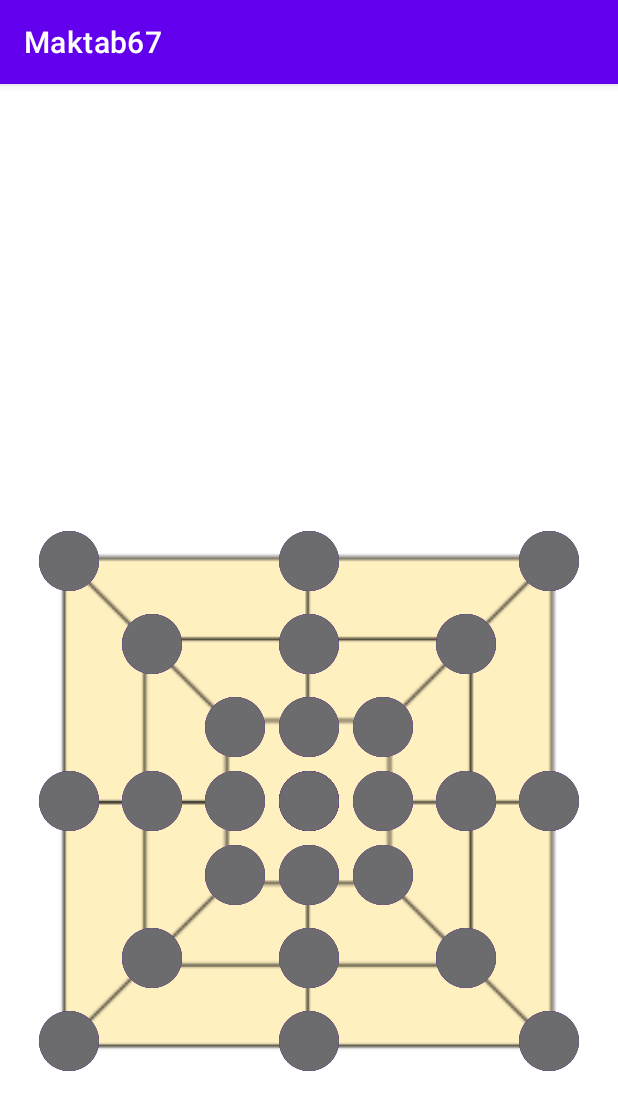
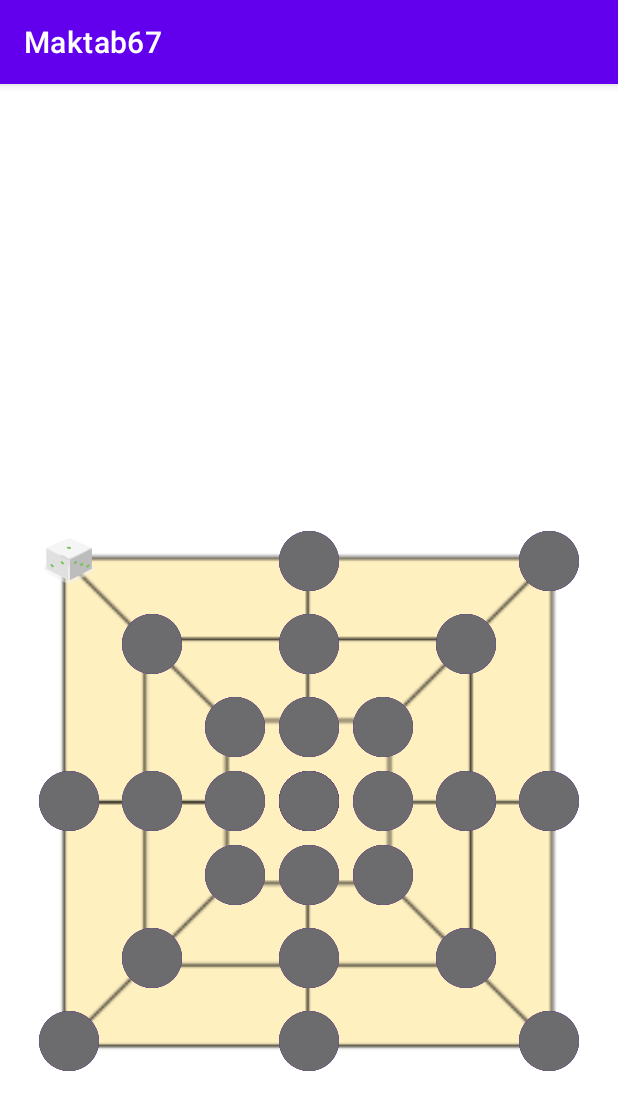
Before and after one commit to MazidF/Maktab67, an Android app: the screen it shows after launch (MorabarabaActivity), on a phone screen of 412 x 824 dp. Shown: the top 1110 px of the screen. Run offline under Robolectric (Android 15) with nearby library versions, the phone set to English and light mode, and no system bars.

Commit message:
morabaraba board is ready 2

```diff
--- a/app/src/main/java/com/example/maktab67/MorabarabaActivity.kt
+++ b/app/src/main/java/com/example/maktab67/MorabarabaActivity.kt
@@ -6,6 +6,7 @@ import android.os.Bundle
 import android.view.LayoutInflater
 import com.example.maktab67.databinding.ActivityMorabarabaBinding
 import android.util.DisplayMetrics
+import android.view.View
 import android.widget.ImageView
 
 
@@ -19,16 +20,15 @@ class MorabarabaActivity : AppCompatActivity() {
     override fun onCreate(savedInstanceState: Bundle?) {
         super.onCreate(savedInstanceState)
         binding = ActivityMorabarabaBinding.inflate(LayoutInflater.from(this))
-        setContentView(R.layout.activity_morabaraba)
+        setContentView(binding.root)
         init()
     }
 
     @SuppressLint("UseCompatLoadingForDrawables")
     private fun init() {
         getSize()
-        board = Array(3) { Array(9) { 0 } }
         with(binding) {
-            list3.view1.setImageResource(R.drawable.dice_1)
+            imageView11.setImageResource(R.drawable.dice_1)
         }
     }
 
@@ -38,4 +38,8 @@ class MorabarabaActivity : AppCompatActivity() {
         height = displayMetrics.heightPixels
         width = displayMetrics.widthPixels
     }
+
+    fun imageClick(view: View?) {
+
+    }
 }
--- a/app/src/main/res/layout/activity_morabaraba.xml
+++ b/app/src/main/res/layout/activity_morabaraba.xml
@@ -53,11 +53,13 @@
         tools:layout_editor_absoluteY="231dp" />
 
     <ImageView
+        android:onClick="imageClick"
         android:id="@+id/imageView1_1"
-        android:layout_width="wrap_content"
-        android:layout_height="wrap_content"
+        android:layout_width="40dp"
+        android:layout_height="40dp"
         android:layout_marginStart="10dp"
         android:layout_marginTop="10dp"
+        android:scaleType="fitXY"
         android:src="@drawable/circle_shape"
         app:layout_constraintBottom_toTopOf="@+id/imageView1_4"
         app:layout_constraintStart_toStartOf="@id/left1"
@@ -65,31 +67,37 @@
         app:layout_constraintVertical_chainStyle="spread_inside" />
 
     <ImageView
+        android:onClick="imageClick"
         android:id="@+id/imageView1_4"
-        android:layout_width="wrap_content"
-        android:layout_height="wrap_content"
+        android:layout_width="40dp"
+        android:layout_height="40dp"
         android:layout_marginStart="10dp"
+        android:scaleType="fitXY"
         android:src="@drawable/circle_shape"
         app:layout_constraintStart_toStartOf="@id/left1"
         app:layout_constraintBottom_toTopOf="@+id/imageView1_7"
         app:layout_constraintTop_toBottomOf="@+id/imageView1_1" />
 
     <ImageView
+        android:onClick="imageClick"
         android:id="@+id/imageView1_7"
-        android:layout_width="wrap_content"
-        android:layout_height="wrap_content"
+        android:layout_width="40dp"
+        android:layout_height="40dp"
         android:layout_marginStart="10dp"
         android:layout_marginBottom="10dp"
+        android:scaleType="fitXY"
         android:src="@drawable/circle_shape"
         app:layout_constraintBottom_toBottomOf="@id/bottom1"
         app:layout_constraintStart_toStartOf="@id/left1"
         app:layout_constraintTop_toBottomOf="@+id/imageView1_4" />
 
     <ImageView
+        android:onClick="imageClick"
         android:id="@+id/imageView1_2"
-        android:layout_width="wrap_content"
-        android:layout_height="wrap_content"
+        android:layout_width="40dp"
+        android:layout_height="40dp"
         android:layout_marginTop="10dp"
+        android:scaleType="fitXY"
         android:src="@drawable/circle_shape"
         app:layout_constraintBottom_toTopOf="@+id/imageView1_5"
         app:layout_constraintEnd_toEndOf="@id/right1"
@@ -98,9 +106,11 @@
         app:layout_constraintVertical_chainStyle="spread_inside" />
 
     <ImageView
+        android:onClick="imageClick"
         android:id="@+id/imageView1_5"
-        android:layout_width="wrap_content"
-        android:layout_height="wrap_content"
+        android:layout_width="40dp"
+        android:layout_height="40dp"
+        android:scaleType="fitXY"
         android:src="@drawable/circle_shape"
         app:layout_constraintStart_toStartOf="@id/left1"
         app:layout_constraintEnd_toEndOf="@id/right1"
@@ -108,10 +118,12 @@
         app:layout_constraintTop_toBottomOf="@+id/imageView1_2" />
 
     <ImageView
+        android:onClick="imageClick"
         android:id="@+id/imageView1_8"
-        android:layout_width="wrap_content"
-        android:layout_height="wrap_content"
+        android:layout_width="40dp"
+        android:layout_height="40dp"
         android:layout_marginBottom="10dp"
+        android:scaleType="fitXY"
         android:src="@drawable/circle_shape"
         app:layout_constraintBottom_toBottomOf="@id/bottom1"
         app:layout_constraintEnd_toEndOf="@id/right1"
@@ -119,11 +131,13 @@
         app:layout_constraintTop_toBottomOf="@+id/imageView1_5" />
 
     <ImageView
+        android:onClick="imageClick"
         android:id="@+id/imageView1_3"
-        android:layout_width="wrap_content"
-        android:layout_height="wrap_content"
+        android:layout_width="40dp"
+        android:layout_height="40dp"
         android:layout_marginTop="10dp"
         android:layout_marginEnd="10dp"
+        android:scaleType="fitXY"
         android:src="@drawable/circle_shape"
         app:layout_constraintBottom_toTopOf="@+id/imageView1_6"
         app:layout_constraintEnd_toEndOf="@id/right1"
@@ -131,21 +145,25 @@
         app:layout_constraintVertical_chainStyle="spread_inside" />
 
     <ImageView
+        android:onClick="imageClick"
         android:id="@+id/imageView1_6"
-        android:layout_width="wrap_content"
-        android:layout_height="wrap_content"
+        android:layout_width="40dp"
+        android:layout_height="40dp"
         android:layout_marginEnd="10dp"
+        android:scaleType="fitXY"
         android:src="@drawable/circle_shape"
         app:layout_constraintEnd_toEndOf="@id/right1"
         app:layout_constraintBottom_toTopOf="@+id/imageView1_9"
         app:layout_constraintTop_toBottomOf="@+id/imageView1_3" />
 
     <ImageView
+        android:onClick="imageClick"
         android:id="@+id/imageView1_9"
-        android:layout_width="wrap_content"
-        android:layout_height="wrap_content"
+        android:layout_width="40dp"
+        android:layout_height="40dp"
         android:layout_marginEnd="10dp"
         android:layout_marginBottom="10dp"
+        android:scaleType="fitXY"
         android:src="@drawable/circle_shape"
         app:layout_constraintBottom_toBottomOf="@id/bottom1"
         app:layout_constraintEnd_toEndOf="@id/right1"
@@ -184,11 +202,13 @@
         tools:layout_editor_absoluteY="231dp" />
 
     <ImageView
+        android:onClick="imageClick"
         android:id="@+id/imageView2_1"
-        android:layout_width="wrap_content"
-        android:layout_height="wrap_content"
+        android:layout_width="40dp"
+        android:layout_height="40dp"
         android:layout_marginStart="15dp"
         android:layout_marginTop="15dp"
+        android:scaleType="fitXY"
         android:src="@drawable/circle_shape"
         app:layout_constraintBottom_toTopOf="@+id/imageView2_4"
         app:layout_constraintStart_toStartOf="@id/left2"
@@ -196,31 +216,37 @@
         app:layout_constraintVertical_chainStyle="spread_inside" />
 
     <ImageView
+        android:onClick="imageClick"
         android:id="@+id/imageView2_4"
-        android:layout_width="wrap_content"
-        android:layout_height="wrap_content"
+        android:layout_width="40dp"
+        android:layout_height="40dp"
         android:layout_marginStart="15dp"
+        android:scaleType="fitXY"
         android:src="@drawable/circle_shape"
         app:layout_constraintStart_toStartOf="@id/left2"
         app:layout_constraintBottom_toTopOf="@+id/imageView2_7"
         app:layout_constraintTop_toBottomOf="@+id/imageView2_1" />
 
     <ImageView
+        android:onClick="imageClick"
         android:id="@+id/imageView2_7"
-        android:layout_width="wrap_content"
-        android:layout_height="wrap_content"
+        android:layout_width="40dp"
+        android:layout_height="40dp"
         android:layout_marginStart="15dp"
         android:layout_marginBottom="15dp"
+        android:scaleType="fitXY"
         android:src="@drawable/circle_shape"
         app:layout_constraintBottom_toBottomOf="@id/bottom2"
         app:layout_constraintStart_toStartOf="@id/left2"
         app:layout_constraintTop_toBottomOf="@+id/imageView2_4" />
 
     <ImageView
+        android:onClick="imageClick"
         android:id="@+id/imageView2_2"
-        android:layout_width="wrap_content"
-        android:layout_height="wrap_content"
+        android:layout_width="40dp"
+        android:layout_height="40dp"
         android:layout_marginTop="15dp"
+        android:scaleType="fitXY"
         android:src="@drawable/circle_shape"
         app:layout_constraintBottom_toTopOf="@+id/imageView2_5"
         app:layout_constraintEnd_toEndOf="@id/right2"
@@ -229,9 +255,11 @@
         app:layout_constraintVertical_chainStyle="spread_inside" />
 
     <ImageView
+        android:onClick="imageClick"
         android:id="@+id/imageView2_5"
-        android:layout_width="wrap_content"
-        android:layout_height="wrap_content"
+        android:layout_width="40dp"
+        android:layout_height="40dp"
+        android:scaleType="fitXY"
         android:src="@drawable/circle_shape"
         app:layout_constraintStart_toStartOf="@id/left2"
         app:layout_constraintEnd_toEndOf="@id/right2"
@@ -239,10 +267,12 @@
         app:layout_constraintTop_toBottomOf="@+id/imageView2_2" />
 
     <ImageView
+        android:onClick="imageClick"
         android:id="@+id/imageView2_8"
-        android:layout_width="wrap_content"
-        android:layout_height="wrap_content"
+        android:layout_width="40dp"
+        android:layout_height="40dp"
         android:layout_marginBottom="15dp"
+        android:scaleType="fitXY"
         android:src="@drawable/circle_shape"
         app:layout_constraintBottom_toBottomOf="@id/bottom2"
         app:layout_constraintEnd_toEndOf="@id/right2"
@@ -250,11 +280,13 @@
         app:layout_constraintTop_toBottomOf="@+id/imageView2_5" />
 
     <ImageView
+        android:onClick="imageClick"
         android:id="@+id/imageView2_3"
-        android:layout_width="wrap_content"
-        android:layout_height="wrap_content"
+        android:layout_width="40dp"
+        android:layout_height="40dp"
         android:layout_marginTop="15dp"
         android:layout_marginEnd="15dp"
+        android:scaleType="fitXY"
         android:src="@drawable/circle_shape"
         app:layout_constraintBottom_toTopOf="@+id/imageView2_6"
         app:layout_constraintEnd_toEndOf="@id/right2"
@@ -262,21 +294,25 @@
         app:layout_constraintVertical_chainStyle="spread_inside" />
 
     <ImageView
+        android:onClick="imageClick"
         android:id="@+id/imageView2_6"
-        android:layout_width="wrap_content"
-        android:layout_height="wrap_content"
+        android:layout_width="40dp"
+        android:layout_height="40dp"
         android:layout_marginEnd="15dp"
+        android:scaleType="fitXY"
         android:src="@drawable/circle_shape"
         app:layout_constraintEnd_toEndOf="@id/right2"
         app:layout_constraintBottom_toTopOf="@+id/imageView2_9"
         app:layout_constraintTop_toBottomOf="@+id/imageView2_3" />
 
     <ImageView
+        android:onClick="imageClick"
         android:id="@+id/imageView2_9"
-        android:layout_width="wrap_content"
-        android:layout_height="wrap_content"
+        android:layout_width="40dp"
+        android:layout_height="40dp"
         android:layout_marginEnd="15dp"
         android:layout_marginBottom="15dp"
+        android:scaleType="fitXY"
         android:src="@drawable/circle_shape"
         app:layout_constraintBottom_toBottomOf="@id/bottom2"
         app:layout_constraintEnd_toEndOf="@id/right2"
@@ -315,11 +351,13 @@
         tools:layout_editor_absoluteY="231dp" />
 
     <ImageView
+        android:onClick="imageClick"
         android:id="@+id/imageView3_1"
-        android:layout_width="wrap_content"
-        android:layout_height="wrap_content"
+        android:layout_width="40dp"
+        android:layout_height="40dp"
         android:layout_marginStart="15dp"
         android:layout_marginTop="15dp"
+        android:scaleType="fitXY"
         android:src="@drawable/circle_shape"
         app:layout_constraintBottom_toTopOf="@+id/imageView3_4"
         app:layout_constraintStart_toStartOf="@id/left3"
@@ -327,31 +365,37 @@
         app:layout_constraintVertical_chainStyle="spread_inside" />
 
     <ImageView
+        android:onClick="imageClick"
         android:id="@+id/imageView3_4"
-        android:layout_width="wrap_content"
-        android:layout_height="wrap_content"
+        android:layout_width="40dp"
+        android:layout_height="40dp"
         android:layout_marginStart="15dp"
+        android:scaleType="fitXY"
         android:src="@drawable/circle_shape"
         app:layout_constraintStart_toStartOf="@id/left3"
         app:layout_constraintBottom_toTopOf="@+id/imageView3_7"
         app:layout_constraintTop_toBottomOf="@+id/imageView3_1" />
 
     <ImageView
+        android:onClick="imageClick"
         android:id="@+id/imageView3_7"
-        android:layout_width="wrap_content"
-        android:layout_height="wrap_content"
+        android:layout_width="40dp"
+        android:layout_height="40dp"
         android:layout_marginStart="15dp"
         android:layout_marginBottom="15dp"
+        android:scaleType="fitXY"
         android:src="@drawable/circle_shape"
         app:layout_constraintBottom_toBottomOf="@id/bottom3"
         app:layout_constraintStart_toStartOf="@id/left3"
         app:layout_constraintTop_toBottomOf="@+id/imageView3_4" />
 
     <ImageView
+        android:onClick="imageClick"
         android:id="@+id/imageView3_2"
-        android:layout_width="wrap_content"
-        android:layout_height="wrap_content"
+        android:layout_width="40dp"
+        android:layout_height="40dp"
         android:layout_marginTop="15dp"
+        android:scaleType="fitXY"
         android:src="@drawable/circle_shape"
         app:layout_constraintBottom_toTopOf="@+id/imageView3_5"
         app:layout_constraintEnd_toEndOf="@id/right3"
@@ -360,9 +404,11 @@
         app:layout_constraintVertical_chainStyle="spread_inside" />
 
     <ImageView
+        android:onClick="imageClick"
         android:id="@+id/imageView3_5"
-        android:layout_width="wrap_content"
-        android:layout_height="wrap_content"
+        android:layout_width="40dp"
+        android:layout_height="40dp"
+        android:scaleType="fitXY"
         android:src="@drawable/circle_shape"
         app:layout_constraintStart_toStartOf="@id/left3"
         app:layout_constraintEnd_toEndOf="@id/right3"
@@ -370,10 +416,12 @@
         app:layout_constraintTop_toBottomOf="@+id/imageView3_2" />
 
     <ImageView
+        android:onClick="imageClick"
         android:id="@+id/imageView3_8"
-        android:layout_width="wrap_content"
-        android:layout_height="wrap_content"
+        android:layout_width="40dp"
+        android:layout_height="40dp"
         android:layout_marginBottom="15dp"
+        android:scaleType="fitXY"
         android:src="@drawable/circle_shape"
         app:layout_constraintBottom_toBottomOf="@id/bottom3"
         app:layout_constraintEnd_toEndOf="@id/right3"
@@ -381,11 +429,13 @@
         app:layout_constraintTop_toBottomOf="@+id/imageView3_5" />
 
     <ImageView
+        android:onClick="imageClick"
         android:id="@+id/imageView3_3"
-        android:layout_width="wrap_content"
-        android:layout_height="wrap_content"
+        android:layout_width="40dp"
+        android:layout_height="40dp"
         android:layout_marginTop="15dp"
         android:layout_marginEnd="15dp"
+        android:scaleType="fitXY"
         android:src="@drawable/circle_shape"
         app:layout_constraintBottom_toTopOf="@+id/imageView3_6"
         app:layout_constraintEnd_toEndOf="@id/right3"
@@ -393,21 +443,25 @@
         app:layout_constraintVertical_chainStyle="spread_inside" />
 
     <ImageView
+        android:onClick="imageClick"
         android:id="@+id/imageView3_6"
-        android:layout_width="wrap_content"
-        android:layout_height="wrap_content"
+        android:layout_width="40dp"
+        android:layout_height="40dp"
         android:layout_marginEnd="15dp"
+        android:scaleType="fitXY"
         android:src="@drawable/circle_shape"
         app:layout_constraintEnd_toEndOf="@id/right3"
         app:layout_constraintBottom_toTopOf="@+id/imageView3_9"
         app:layout_constraintTop_toBottomOf="@+id/imageView3_3" />
 
     <ImageView
+        android:onClick="imageClick"
         android:id="@+id/imageView3_9"
-        android:layout_width="wrap_content"
-        android:layout_height="wrap_content"
+        android:layout_width="40dp"
+        android:layout_height="40dp"
         android:layout_marginEnd="15dp"
         android:layout_marginBottom="15dp"
+        android:scaleType="fitXY"
         android:src="@drawable/circle_shape"
         app:layout_constraintBottom_toBottomOf="@id/bottom3"
         app:layout_constraintEnd_toEndOf="@id/right3"
```
